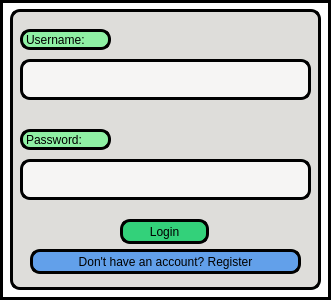
The window that ui/login_register_window.ui (WarschauerStr/sQuiz-Game) describes before a commit, drawn with Qt 5.
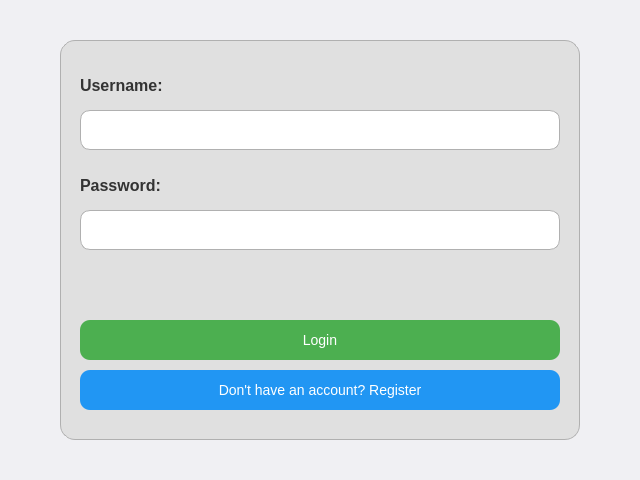
The same window after the commit.

What changed in the file:
```diff
--- a/ui/login_register_window.ui
+++ b/ui/login_register_window.ui
@@ -6,116 +6,128 @@
    <rect>
     <x>0</x>
     <y>0</y>
-    <width>331</width>
-    <height>300</height>
+    <width>640</width>
+    <height>480</height>
    </rect>
   </property>
   <property name="windowTitle">
    <string>login_register_window</string>
   </property>
   <property name="styleSheet">
-   <string notr="true">background-color:rgb(255, 255, 255);
-border: 3px solid rgb(0, 0, 0);
-border-radius: 0px;
-</string>
+   <string notr="true">
+    QDialog {
+        background-color: #f0f0f3;
+        border-radius: 20px;
+    }
+    QFrame#frame {
+        background-color: #e0e0e0;
+        border-radius: 15px;
+        border: 1px solid #b0b0b0;
+    }
+    QLabel {
+        background-color: transparent;
+        font-size: 16px;
+        font-weight: bold;
+        color: #333333;
+    }
+    QLineEdit {
+        background-color: #ffffff;
+        border: 1px solid #b0b0b0;
+        border-radius: 10px;
+        padding: 8px;
+        font-size: 14px;
+    }
+    QPushButton#login_button {
+        background-color: #4caf50;
+        color: white;
+        border: none;
+        border-radius: 10px;
+        padding: 10px;
+        font-size: 14px;
+    }
+    QPushButton#login_button:hover {
+        background-color: #45a049;
+    }
+    QPushButton#register_button {
+        background-color: #2196f3;
+        color: white;
+        border: none;
+        border-radius: 10px;
+        padding: 10px;
+        font-size: 14px;
+    }
+    QPushButton#register_button:hover {
+        background-color: #1e88e5;
+    }
+   </string>
   </property>
   <widget class="QFrame" name="frame">
    <property name="geometry">
     <rect>
-     <x>10</x>
-     <y>9</y>
-     <width>311</width>
-     <height>281</height>
+     <x>60</x>
+     <y>40</y>
+     <width>520</width>
+     <height>400</height>
     </rect>
    </property>
-   <property name="styleSheet">
-    <string notr="true">background-color:rgb(222, 221, 218);
-border: 3px solid rgb(0, 0, 0);
-border-radius: 10px;
-</string>
-   </property>
-   <property name="frameShape">
-    <enum>QFrame::StyledPanel</enum>
-   </property>
-   <property name="frameShadow">
-    <enum>QFrame::Raised</enum>
-   </property>
    <widget class="QLabel" name="username_label">
     <property name="geometry">
      <rect>
-      <x>10</x>
-      <y>20</y>
-      <width>91</width>
-      <height>21</height>
+      <x>20</x>
+      <y>30</y>
+      <width>100</width>
+      <height>30</height>
      </rect>
     </property>
-    <property name="styleSheet">
-     <string notr="true">background-color: rgb(143, 240, 164);
-border: 3px solid rgb(0, 0, 0);
-border-radius: 10px;
-</string>
-    </property>
     <property name="text">
      <string>Username:</string>
     </property>
    </widget>
+   <widget class="QLineEdit" name="username_lineEdit">
+    <property name="geometry">
+     <rect>
+      <x>20</x>
+      <y>70</y>
+      <width>480</width>
+      <height>40</height>
+     </rect>
+    </property>
+   </widget>
    <widget class="QLabel" name="password_label">
     <property name="geometry">
      <rect>
-      <x>10</x>
-      <y>120</y>
-      <width>91</width>
-      <height>21</height>
+      <x>20</x>
+      <y>130</y>
+      <width>100</width>
+      <height>30</height>
      </rect>
     </property>
-    <property name="styleSheet">
-     <string notr="true">background-color: rgb(143, 240, 164);
-border: 3px solid rgb(0, 0, 0);
-border-radius: 10px;
-</string>
-    </property>
     <property name="text">
      <string>Password:</string>
     </property>
    </widget>
-   <widget class="QPlainTextEdit" name="username_plain_text">
+   <widget class="QLineEdit" name="password_lineEdit">
     <property name="geometry">
      <rect>
-      <x>10</x>
-      <y>50</y>
-      <width>291</width>
-      <height>41</height>
+      <x>20</x>
+      <y>170</y>
+      <width>480</width>
+      <height>40</height>
      </rect>
     </property>
-    <property name="styleSheet">
-     <string notr="true">background-color: rgb(246, 245, 244);</string>
-    </property>
-   </widget>
-   <widget class="QPlainTextEdit" name="password_plain_text">
-    <property name="geometry">
-     <rect>
-      <x>10</x>
-      <y>150</y>
-      <width>291</width>
-      <height>41</height>
-     </rect>
-    </property>
-    <property name="styleSheet">
-     <string notr="true">background-color: rgb(246, 245, 244);</string>
+    <property name="echoMode">
+     <enum>QLineEdit::Password</enum>
     </property>
    </widget>
    <widget class="QPushButton" name="login_button">
     <property name="geometry">
      <rect>
-      <x>110</x>
-      <y>210</y>
-      <width>89</width>
-      <height>25</height>
+      <x>20</x>
+      <y>280</y>
+      <width>480</width>
+      <height>40</height>
      </rect>
     </property>
-    <property name="styleSheet">
-     <string notr="true">background-color: rgb(51, 209, 122);</string>
-    </property>
     <property name="text">
      <string>Login</string>
     </property>
@@ -124,14 +136,11 @@
     <property name="geometry">
      <rect>
       <x>20</x>
-      <y>240</y>
-      <width>271</width>
-      <height>25</height>
+      <y>330</y>
+      <width>480</width>
+      <height>40</height>
      </rect>
     </property>
-    <property name="styleSheet">
-     <string notr="true">background-color: rgb(98, 160, 234);</string>
-    </property>
     <property name="text">
      <string>Don't have an account? Register</string>
     </property>
```
Left out of the diff: 2 changed lines with no effect on the pictures.
